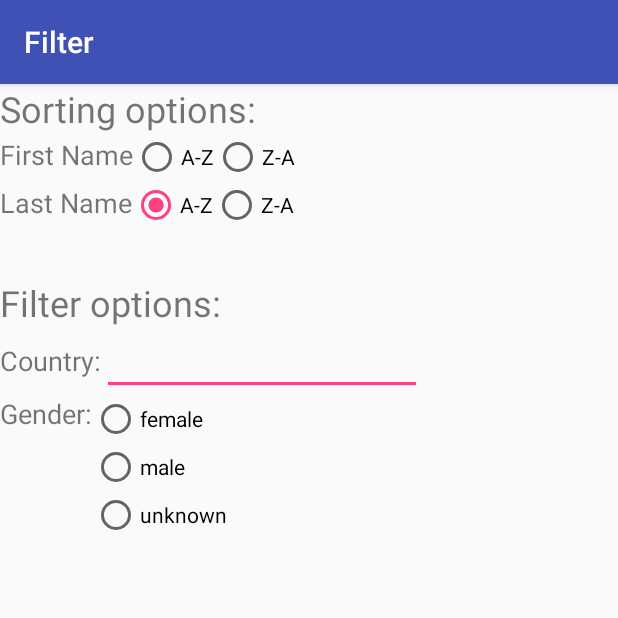
After one commit to niklaskhf/prono, an Android app: the FilterActivity screen opened directly, with no data from a screen before it, on a phone screen of 412 x 824 dp, the top half of it. The commit adds this screen. Run offline under Robolectric (Android 15) with nearby library versions, the light colour scheme and no system bars.

Commit message:
added Sorter and Filter

```diff
--- a/app/src/main/AndroidManifest.xml
+++ b/app/src/main/AndroidManifest.xml
@@ -30,6 +30,10 @@
             android:name=".View.ContactViewerActivity"
             android:label="ConctactViewer">
         </activity>
+        <activity
+            android:name=".View.FilterActivity"
+            android:label="Filter">
+        </activity>
     </application>
 
 </manifest>
--- /dev/null
+++ b/app/src/main/java/com/team16/sopra/sopra16team16/View/FilterActivity.java
@@ -0,0 +1,130 @@
+package com.team16.sopra.sopra16team16.View;
+
+import android.os.Bundle;
+import android.support.v7.app.AppCompatActivity;
+import android.view.View;
+import android.widget.EditText;
+import android.widget.RadioButton;
+
+import com.team16.sopra.sopra16team16.Controller.ContactManager;
+import com.team16.sopra.sopra16team16.Controller.Filter;
+import com.team16.sopra.sopra16team16.Controller.Sorter;
+import com.team16.sopra.sopra16team16.R;
+
+/**
+ * The user can change the filter and the sorter as desired
+ */
+
+public class FilterActivity extends AppCompatActivity {
+
+    RadioButton first_ASC;
+    RadioButton first_DESC;
+    RadioButton last_ASC;
+    RadioButton last_DESC;
+
+    RadioButton female;
+    RadioButton male;
+    RadioButton unknown;
+
+    EditText edit;
+
+
+    Filter filter = Filter.getCurrentInstance();
+    Sorter sorter = Sorter.getCurrentInstance();
+
+    @Override
+    protected void onCreate(Bundle saveInstanceState) {
+        super.onCreate(saveInstanceState);
+        this.setContentView(R.layout.activity_filter);
+
+        first_ASC = (RadioButton) findViewById(R.id.first_ASC_radioButton);
+        first_DESC = (RadioButton) findViewById(R.id.first_DESC_radioButton);
+        last_ASC = (RadioButton) findViewById(R.id.last_ASC_radioButton);
+        last_DESC = (RadioButton) findViewById(R.id.last_DESC_radioButton);
+
+        female = (RadioButton) findViewById(R.id.female_radioButton);
+        male = (RadioButton) findViewById(R.id.male_radioButton);
+        unknown = (RadioButton) findViewById(R.id.unknown_radioButton);
+
+        edit = (EditText) findViewById(R.id.country_edit);
+
+        edit.setOnClickListener(new View.OnClickListener() {
+            public void onClick(View v) {
+                if(edit.getText().toString().equals("")) {
+                    filter.setCountry(null);
+                } else {
+                    filter.setCountry(edit.getText().toString());
+                }
+            }
+        });
+
+        //RadioGroup doesn't work over different linear layouts
+        first_ASC.setOnClickListener(new View.OnClickListener() {
+            public void onClick(View v) {
+                first_ASC.setChecked(true);
+                first_DESC.setChecked(false);
+                last_ASC.setChecked(false);
+                last_DESC.setChecked(false);
+                sorter.setDirection("ASC");
+                sorter.setSortedBy(ContactManager.COLUMN_FIRSTNAME);
+            }
+        });
+
+        first_DESC.setOnClickListener(new View.OnClickListener() {
+            public void onClick(View v) {
+                first_ASC.setChecked(false);
+                first_DESC.setChecked(true);
+                last_ASC.setChecked(false);
+                last_DESC.setChecked(false);
+                sorter.setDirection("DESC");
+                sorter.setSortedBy(ContactManager.COLUMN_FIRSTNAME);
+            }
+        });
+
+        last_ASC.setOnClickListener(new View.OnClickListener() {
+            public void onClick(View v) {
+                first_ASC.setChecked(false);
+                first_DESC.setChecked(false);
+                last_ASC.setChecked(true);
+                last_DESC.setChecked(false);
+                sorter.setDirection("ASC");
+                sorter.setSortedBy(ContactManager.COLUMN_LASTNAME);
+            }
+        });
+
+        last_DESC.setOnClickListener(new View.OnClickListener() {
+            public void onClick(View v) {
+                first_ASC.setChecked(false);
+                first_DESC.setChecked(false);
+                last_ASC.setChecked(false);
+                last_DESC.setChecked(true);
+                sorter.setDirection("DESC");
+                sorter.setSortedBy(ContactManager.COLUMN_LASTNAME);
+            }
+        });
+
+        female.setOnClickListener(new View.OnClickListener() {
+            public void onClick(View view) {
+                filter.setGender("FEMALE");
+            }
+        });
+
+        male.setOnClickListener(new View.OnClickListener() {
+            public void onClick(View view) {
+                filter.setGender("MALE");
+            }
+        });
+
+        unknown.setOnClickListener(new View.OnClickListener() {
+            public void onClick(View view) {
+                filter.setGender("UNKNOWN");
+            }
+        });
+    }
+
+    @Override
+    public void onBackPressed() {
+        super.onBackPressed();
+        finish();
+    }
+}
--- /dev/null
+++ b/app/src/main/res/layout/activity_filter.xml
@@ -0,0 +1,151 @@
+<?xml version="1.0" encoding="utf-8"?>
+<LinearLayout xmlns:android="http://schemas.android.com/apk/res/android"
+    xmlns:tools="http://schemas.android.com/tools"
+    android:orientation="vertical" android:layout_width="match_parent"
+    android:layout_height="match_parent"
+    android:weightSum="1">
+
+    <TextView
+        android:text="Sorting options:"
+        android:layout_width="match_parent"
+        android:layout_height="wrap_content"
+        android:id="@+id/sort_text"
+        android:textSize="24sp"/>
+
+    <LinearLayout
+        android:layout_width="wrap_content"
+        android:layout_height="wrap_content"
+        android:gravity="left"
+        android:orientation="horizontal">
+        <TextView
+            android:text="First Name"
+            android:layout_width="match_parent"
+            android:layout_height="wrap_content"
+            android:id="@+id/first_text"
+            android:textSize="18sp"/>
+
+
+
+            <RadioButton
+                android:id="@+id/first_ASC_radioButton"
+                android:text="A-Z"
+                android:layout_height="wrap_content"
+                android:layout_width="wrap_content" />
+
+            <RadioButton
+                android:layout_toEndOf="@+id/first_ASC_radioButton"
+                android:text="Z-A"
+                android:layout_width="wrap_content"
+                android:layout_height="wrap_content"
+                android:id="@+id/first_DESC_radioButton"/>
+
+
+    </LinearLayout>
+
+    <LinearLayout
+        android:layout_width="wrap_content"
+        android:layout_height="wrap_content"
+        android:gravity="left"
+        android:orientation="horizontal">
+        <TextView
+            android:text="Last Name"
+            android:layout_width="match_parent"
+            android:layout_height="wrap_content"
+            android:id="@+id/last_text"
+            android:textSize="18sp"/>
+
+            <RadioButton
+                android:id="@+id/last_ASC_radioButton"
+                android:text="A-Z"
+                android:layout_height="wrap_content"
+                android:layout_width="wrap_content"
+                android:checked="true"/>
+
+            <RadioButton
+                android:layout_toEndOf="@+id/last_ASC_radioButton"
+                android:text="Z-A"
+                android:layout_width="wrap_content"
+                android:layout_height="wrap_content"
+                android:id="@+id/last_DESC_radioButton"/>
+
+    </LinearLayout>
+
+    <TextView
+        android:text=""
+        android:layout_width="match_parent"
+        android:layout_height="wrap_content"
+        android:id="@+id/empty"
+        android:textSize="24sp"/>
+
+    <TextView
+        android:text="Filter options:"
+        android:layout_width="match_parent"
+        android:layout_height="wrap_content"
+        android:id="@+id/filter_text"
+        android:textSize="24sp"/>
+
+    <LinearLayout
+        android:layout_width="wrap_content"
+        android:layout_height="wrap_content"
+        android:gravity="left"
+        android:orientation="horizontal">
+
+        <TextView
+            android:text="Country:"
+            android:layout_width="match_parent"
+            android:layout_height="wrap_content"
+            android:id="@+id/country_text"
+            android:textSize="18sp"/>
+
+        <EditText
+            android:layout_width="wrap_content"
+            android:layout_height="wrap_content"
+            android:ems="10"
+            android:id="@+id/country_edit"/>
+
+    </LinearLayout>
+
+    <LinearLayout
+        android:layout_width="wrap_content"
+        android:layout_height="wrap_content"
+        android:gravity="left"
+        android:orientation="horizontal">
+
+        <TextView
+            android:text="Gender:"
+            android:layout_width="match_parent"
+            android:layout_height="wrap_content"
+            android:id="@+id/gender_text"
+            android:textSize="18sp"/>
+
+        <RadioGroup
+            android:layout_width="wrap_content"
+            android:layout_height="wrap_content">
+
+            <RadioButton
+                android:id="@+id/female_radioButton"
+                android:text="female"
+                android:layout_height="wrap_content"
+                android:layout_width="wrap_content" />
+
+            <RadioButton
+                android:layout_toEndOf="@+id/female_radioButton"
+                android:id="@+id/male_radioButton"
+                android:text="male"
+                android:layout_height="wrap_content"
+                android:layout_width="wrap_content"
+
+                />
+
+            <RadioButton
+                android:id="@+id/unknown_radioButton"
+                android:text="unknown"
+                android:layout_height="wrap_content"
+                android:layout_width="wrap_content" />
+
+
+        </RadioGroup>
+
+    </LinearLayout>
+
+</LinearLayout>
```
Also changed, not shown: app/src/main/java/com/team16/sopra/sopra16team16/Controller/ContactManager.java (+9 -1 lines), app/src/main/java/com/team16/sopra/sopra16team16/Controller/Filter.java (added, +40 -0 lines), app/src/main/java/com/team16/sopra/sopra16team16/Controller/QueryBuilder.java (+33 -4 lines), app/src/main/java/com/team16/sopra/sopra16team16/Controller/Sorter.java (added, +49 -0 lines), app/src/main/java/com/team16/sopra/sopra16team16/View/HomeActivity.java (+7 -0 lines), app/src/main/res/layout/activity_home.xml (+11 -0 lines), 2 other files.
